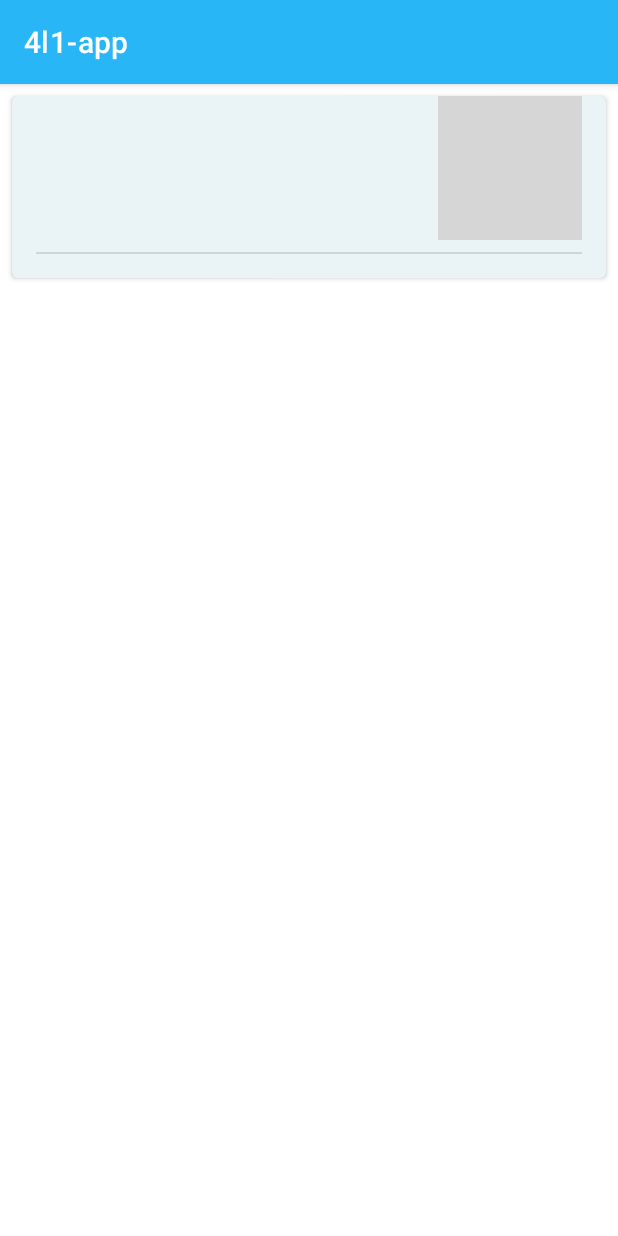
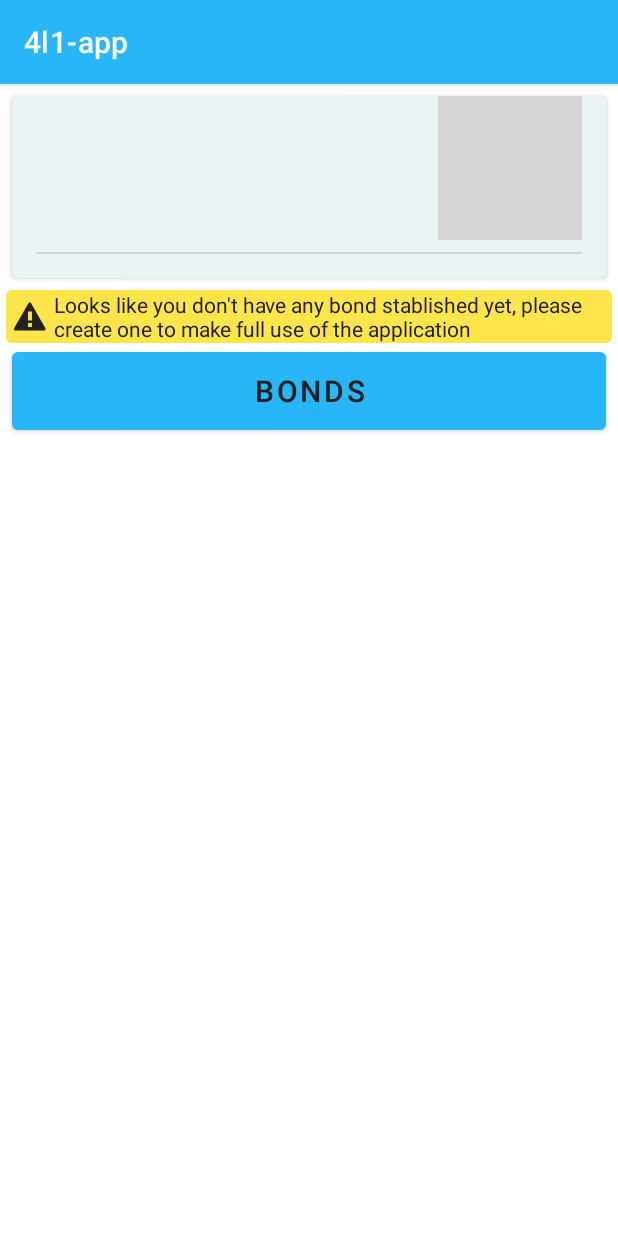
Before and after one commit to kriogenia/4l1-app, an Android app: the PatientMainActivity screen opened directly, with no data from a screen before it, on a phone screen of 412 x 824 dp. Run offline under Robolectric (Android 15) with nearby library versions, the light colour scheme and no system bars; our stand-ins replace data binding; 1 statement that could not run was skipped; grey boxes are pictures that could not be loaded.

Commit message:
Connect SetUp and refactoringç

```diff
--- a/app/src/main/java/dev/sotoestevez/allforone/data/User.kt
+++ b/app/src/main/java/dev/sotoestevez/allforone/data/User.kt
@@ -30,13 +30,10 @@ data class User(
 
 	/** Different types of users of the application */
 	enum class Role {
-
 		/** Users that didn't select a [Role] yet */
 		@SerializedName("blank") BLANK,
-
 		/** Users helping a patient */
 		@SerializedName("keeper") KEEPER,
-
 		/** Users suffering the disease */
 		@SerializedName("patient") PATIENT
 
--- /dev/null
+++ b/app/src/main/java/dev/sotoestevez/allforone/model/ExtendedViewModel.kt
@@ -0,0 +1,19 @@
+package dev.sotoestevez.allforone.model
+
+import androidx.lifecycle.LiveData
+import dev.sotoestevez.allforone.data.User
+import dev.sotoestevez.allforone.entities.SessionManager
+
+/** Extension of the ViewModel with common declarations */
+interface ExtendedViewModel {
+
+	/**	Module to manage the tokens currently stored in memory */
+	val sessionManager: SessionManager
+
+	/** Live data with the current user info **/
+	val user: LiveData<User>
+
+	/** Live data holding the error to handle in the Activity */
+	val error: LiveData<Throwable>
+
+}
--- a/app/src/main/java/dev/sotoestevez/allforone/model/PrivateViewModel.kt
+++ b/app/src/main/java/dev/sotoestevez/allforone/model/PrivateViewModel.kt
@@ -23,24 +23,23 @@ import java.lang.IllegalStateException
 abstract class PrivateViewModel(
 	savedStateHandle: SavedStateHandle,
 	protected val dispatchers: DispatcherProvider = DefaultDispatcherProvider
-): ViewModel() {
+): ViewModel(), ExtendedViewModel {
 
 	companion object {
 		private val USER = User::class.java.simpleName
 	}
 
-	/**	Module to manage the tokens currently stored in memory */
-	private val sessionManager: SessionManager = SessionManager(savedStateHandle)
+	override val sessionManager: SessionManager = SessionManager(savedStateHandle)
 
-	/** Live data holding the user information */
-	val user: LiveData<User>
-		get() = _user
-	protected var _user = MutableLiveData<User>(savedStateHandle[USER])
+	/** Mutable implementation of the user live data exposed **/
+	protected var mUser: MutableLiveData<User> = MutableLiveData<User>(savedStateHandle[USER])
+	override val user: LiveData<User>
+		get() = mUser
 
-	/** Live data holding the error to handle in the Activity */
-	val error: LiveData<Throwable>
-		get() = _error
-	private var _error = MutableLiveData<Throwable>()
+	/** Mutable implementation of the error live data exposed **/
+	private var mError = MutableLiveData<Throwable>()
+	override val error: LiveData<Throwable>
+		get() = mError
 
 	/**
 	 * Retrieves the stored token if it's still valid. If it's not, refresh the current token
@@ -67,13 +66,13 @@ abstract class PrivateViewModel(
 
 	/** Base coroutine exception handler */
 	protected open val coroutineExceptionHandler: CoroutineExceptionHandler = CoroutineExceptionHandler { _, throwable ->
-		_error.postValue(throwable)
+		mError.postValue(throwable)
 	}
 
 	/************ TDD oriented injections ******************/
 
 	internal fun injectUser(user: User) {
-		_user.value = user
+		mUser.value = user
 	}
 
 }
--- /dev/null
+++ b/app/src/main/java/dev/sotoestevez/allforone/ui/ExtendedActivity.kt
@@ -0,0 +1,36 @@
+package dev.sotoestevez.allforone.ui
+
+import android.app.Activity
+import android.content.Intent
+import dev.sotoestevez.allforone.model.ExtendedViewModel
+
+/** Extension to the Activities with common operations to all the application activities */
+interface ExtendedActivity {
+
+	/** Model to handle the logic of the Activity */
+	val model: ExtendedViewModel
+
+	/** Operation to bind the layout of the activity */
+	fun bindLayout()
+
+	/** Operation to attach the listeners to the UI components */
+	fun attachListeners()
+
+	/** Operation to attach the observers to the view model live data */
+	fun attachObservers()
+
+	/**
+	 * Builds a new intent with all the commonly available info to start the desired activity
+	 *
+	 * @param next Next activity to launch
+	 */
+	fun buildIntent(next: Class<out Activity>): Intent
+
+	/**
+	 * Error handling function to manage known errors
+	 *
+	 * @param error Registered error to handle
+	 */
+	fun handleError(error: Throwable)
+
+}
--- a/app/src/main/java/dev/sotoestevez/allforone/ui/MyActivity.kt
+++ b/app/src/main/java/dev/sotoestevez/allforone/ui/MyActivity.kt
@@ -1,12 +1,17 @@
 package dev.sotoestevez.allforone.ui
 
+import android.app.Activity
+import android.content.Intent
 import android.os.Bundle
 import androidx.appcompat.app.AppCompatActivity
+import dev.sotoestevez.allforone.data.Session
+import dev.sotoestevez.allforone.data.User
 import dev.sotoestevez.allforone.util.extensions.errorToast
 
 /** Base activity to reduce code duplication and implement the common creation flow */
-abstract class MyActivity : AppCompatActivity()  {
+abstract class MyActivity : AppCompatActivity(), ExtendedActivity  {
 
+	@Suppress("KDocMissingDocumentation")
 	override fun onCreate(savedInstanceState: Bundle?) {
 		super.onCreate(savedInstanceState)
 		bindLayout()
@@ -14,21 +19,19 @@ abstract class MyActivity : AppCompatActivity()  {
 		attachObservers()
 	}
 
-	/** Operation to bind the layout of the activity */
-	protected abstract fun bindLayout()
-
-	/** Operation to attach the listeners to the UI components */
-	protected abstract fun attachListeners()
-
-	/** Operation to attach the observers to the view model live data */
-	protected abstract fun attachObservers()
+	override fun buildIntent(next: Class<out Activity>): Intent {
+		val intent = Intent(this, next)
+		intent.putExtra(Session::class.simpleName, model.sessionManager.getSession())
+		intent.putExtra(User::class.simpleName, model.user.value)
+		return intent
+	}
 
 	/**
 	 * Base error handling function, shows a toast with the correspondent string
 	 *
 	 * @param error Registered error to handle
 	 */
-	protected open fun handleError(error: Throwable) {
+	override fun handleError(error: Throwable) {
 		errorToast(error)
 	}
 
--- a/app/src/main/java/dev/sotoestevez/allforone/ui/MyFragment.kt
+++ b/app/src/main/java/dev/sotoestevez/allforone/ui/MyFragment.kt
@@ -9,6 +9,7 @@ import androidx.fragment.app.Fragment
 /** Base [Fragment] to use as template for application fragments */
 abstract class MyFragment: Fragment() {
 
+	@Suppress("KDocMissingDocumentation")
 	override fun onCreateView(
 		inflater: LayoutInflater,
 		container: ViewGroup?,
@@ -17,6 +18,7 @@ abstract class MyFragment: Fragment() {
 		return bindLayout(inflater, container)
 	}
 
+	@Suppress("KDocMissingDocumentation")
 	override fun onViewCreated(view: View, savedInstanceState: Bundle?) {
 		attachListeners()
 		attachObservers()
--- a/app/src/main/java/dev/sotoestevez/allforone/ui/PrivateActivity.kt
+++ b/app/src/main/java/dev/sotoestevez/allforone/ui/PrivateActivity.kt
@@ -2,11 +2,8 @@ package dev.sotoestevez.allforone.ui
 
 import android.content.Intent
 import android.os.Bundle
-import androidx.activity.viewModels
 import dev.sotoestevez.allforone.R
 import dev.sotoestevez.allforone.data.User
-import dev.sotoestevez.allforone.model.PrivateViewModel
-import dev.sotoestevez.allforone.model.ExtendedViewModelFactory
 import dev.sotoestevez.allforone.ui.launch.LaunchActivity
 import dev.sotoestevez.allforone.util.extensions.errorToast
 import dev.sotoestevez.allforone.util.extensions.logError
@@ -17,12 +14,10 @@ import java.util.*
  */
 abstract class PrivateActivity : MyActivity() {
 
-	/** ViewModel to handle all the logic of the Activity */
-	protected open val model: PrivateViewModel by viewModels { ExtendedViewModelFactory(this) }
-
 	/** List of permitted roles in the Activity */
 	protected open val roles: EnumSet<User.Role> = EnumSet.noneOf(User.Role::class.java)
 
+	@Suppress("KDocMissingDocumentation")
 	override fun onCreate(savedInstanceState: Bundle?) {
 		super.onCreate(savedInstanceState)
 		checkUser()
--- a/app/src/main/java/dev/sotoestevez/allforone/ui/keeper/KeeperMainActivity.kt
+++ b/app/src/main/java/dev/sotoestevez/allforone/ui/keeper/KeeperMainActivity.kt
@@ -1,8 +1,11 @@
 package dev.sotoestevez.allforone.ui.keeper
 
 import android.os.Bundle
+import androidx.activity.viewModels
 import dev.sotoestevez.allforone.data.User
 import dev.sotoestevez.allforone.databinding.ActivityKeeperMainBinding
+import dev.sotoestevez.allforone.model.ExtendedViewModelFactory
+import dev.sotoestevez.allforone.model.patient.PatientMainViewModel
 import dev.sotoestevez.allforone.ui.PrivateActivity
 import java.util.*
 
@@ -10,6 +13,9 @@ import java.util.*
  *  Main activity of Keepers
  */
 class KeeperMainActivity : PrivateActivity() {
+
+	// TODO replace
+	override val model: PatientMainViewModel by viewModels { ExtendedViewModelFactory(this) }
 
 	private lateinit var binding: ActivityKeeperMainBinding
 
--- a/app/src/main/java/dev/sotoestevez/allforone/ui/patient/PatientMainActivity.kt
+++ b/app/src/main/java/dev/sotoestevez/allforone/ui/patient/PatientMainActivity.kt
@@ -1,6 +1,5 @@
 package dev.sotoestevez.allforone.ui.patient
 
-import android.os.Bundle
 import android.view.View
 import androidx.activity.viewModels
 import androidx.transition.AutoTransition
@@ -23,14 +22,6 @@ class PatientMainActivity : PrivateActivity() {
 
 	override val roles: EnumSet<User.Role> = EnumSet.of(User.Role.PATIENT)
 
-	/**
-	 * Override of the onCreate method
-	 * @param savedInstanceState bundle with a saved instance
-	 */
-	override fun onCreate(savedInstanceState: Bundle?) {
-		super.onCreate(savedInstanceState)
-	}
-
 	override fun bindLayout() {
 		binding = ActivityPatientMainBinding.inflate(layoutInflater)
 		binding.user = model.user.value
@@ -39,7 +30,8 @@ class PatientMainActivity : PrivateActivity() {
 
 	override fun attachListeners() {
 		binding.profileCard.btnExpandCard.setOnClickListener {
-			TransitionManager.beginDelayedTransition(binding.profileCard.cardUserProfile, AutoTransition())
+			TransitionManager.beginDelayedTransition(binding.layPatientMain, AutoTransition())
+			//TransitionManager.beginDelayedTransition(binding.profileCard.cardUserProfile, AutoTransition())
 			if (binding.profileCard.layExpandableSection.visibility == View.GONE) {
 				binding.profileCard.layExpandableSection.visibility = View.VISIBLE
 				binding.profileCard.btnExpandCard.rotation = 180f
--- /dev/null
+++ b/app/src/main/res/drawable/warning_shape.xml
@@ -0,0 +1,13 @@
+<?xml version="1.0" encoding="utf-8"?>
+<shape xmlns:android="http://schemas.android.com/apk/res/android"
+    android:shape="rectangle" >
+
+    <solid android:color="@color/secondaryLightColor" />
+
+    <corners
+        android:bottomLeftRadius="@dimen/round_corner"
+        android:bottomRightRadius="@dimen/round_corner"
+        android:topLeftRadius="@dimen/round_corner"
+        android:topRightRadius="@dimen/round_corner" />
+
+</shape>
--- a/app/src/main/res/layout/activity_patient_main.xml
+++ b/app/src/main/res/layout/activity_patient_main.xml
@@ -9,25 +9,41 @@
             type="dev.sotoestevez.allforone.data.User" />
     </data>
 
-    <androidx.constraintlayout.widget.ConstraintLayout
+    <LinearLayout
+        android:id="@+id/layPatientMain"
         android:layout_width="match_parent"
         android:layout_height="match_parent"
+        android:orientation="vertical"
         tools:context=".ui.patient.PatientMainActivity">
+
+        <!-- Top profile card -->
 
         <include
             android:id="@+id/profileCard"
             layout="@layout/content_profile_card"
-            android:layout_width="0dp"
-            android:layout_height="wrap_content"
-            android:layout_margin="@dimen/base_margin"
             app:isExpandable="@{true}"
             app:layout_constraintEnd_toEndOf="parent"
             app:layout_constraintStart_toStartOf="parent"
             app:layout_constraintTop_toTopOf="parent"
             app:user="@{user}" />
 
+        <!-- No bond warning -->
 
-    </androidx.constraintlayout.widget.ConstraintLayout>
+        <include layout="@layout/content_warning_box"
+            app:message="@{@string/warn_no_bonds}"/>
+
+        <com.google.android.material.button.MaterialButton
+            android:layout_width="match_parent"
+            android:layout_height="@dimen/btn_extra"
+            android:layout_marginStart="@dimen/base_margin"
+            android:layout_marginEnd="@dimen/base_margin"
+            android:text="@string/bonds"
+            android:textSize="@dimen/txt_btn_extra" />
+
+
+    </LinearLayout>
+
+
 
 
 </layout>
--- /dev/null
+++ b/app/src/main/res/layout/content_warning_box.xml
@@ -0,0 +1,45 @@
+<?xml version="1.0" encoding="utf-8"?>
+<layout xmlns:android="http://schemas.android.com/apk/res/android"
+    xmlns:app="http://schemas.android.com/apk/res-auto">
+
+    <data>
+        <variable
+            name="message"
+            type="String" />
+    </data>
+
+    <androidx.constraintlayout.widget.ConstraintLayout
+        android:layout_width="match_parent"
+        android:layout_height="wrap_content"
+        android:background="@drawable/warning_shape"
+        android:layout_marginStart="@dimen/little_margin"
+        android:layout_marginEnd="@dimen/little_margin">
+
+        <ImageView
+            android:id="@+id/imgWarning"
+            android:layout_width="wrap_content"
+            android:layout_height="wrap_content"
+            android:src="@android:drawable/stat_sys_warning"
+            android:layout_marginStart="@dimen/little_margin"
+            android:layout_marginEnd="@dimen/little_margin"
+            app:tint="@color/secondaryTextColor"
+            app:layout_constraintBottom_toBottomOf="parent"
+            app:layout_constraintStart_toStartOf="parent"
+            app:layout_constraintTop_toTopOf="parent"
+            android:contentDescription="@string/desc_warning_icon" />
+
+        <TextView
+            android:id="@+id/warnBonds"
+            android:layout_width="0dp"
+            android:layout_height="wrap_content"
+            android:layout_marginStart="@dimen/little_margin"
+            android:layout_marginEnd="@dimen/little_margin"
+            android:text="@{message}"
+            android:textColor="@color/secondaryTextColor"
+            app:layout_constraintEnd_toEndOf="parent"
+            app:layout_constraintStart_toEndOf="@id/imgWarning"
+            app:layout_constraintTop_toTopOf="parent" />
+
+    </androidx.constraintlayout.widget.ConstraintLayout>
+
+</layout>
--- a/app/src/main/res/values/dimens.xml
+++ b/app/src/main/res/values/dimens.xml
@@ -8,4 +8,8 @@
     <dimen name="pfp_size">72dp</dimen>
     <dimen name="long_text_width">300dp</dimen>
     <dimen name="double_base_margin">16dp</dimen>
+    <dimen name="btn_extra">64dp</dimen>
+    <dimen name="txt_btn_extra">20sp</dimen>
+    <dimen name="round_corner">4dp</dimen>
+    <dimen name="little_margin">4dp</dimen>
 </resources>
--- a/app/src/main/res/values/strings.xml
+++ b/app/src/main/res/values/strings.xml
@@ -44,4 +44,7 @@
     <string name="profile_card_description">This is your profile card. Check that everything is ok. If it\'s not you can go back and fix what is wrong.</string>
     <string name="profile_card_confirmation">If everything is ok, we can finish the set up</string>
     <string name="desc_expand_card_view">Button to expand the card view</string>
+    <string name="bonds">Bonds</string>
+    <string name="warn_no_bonds">Looks like you don\'t have any bond stablished yet, please create one to make full use of the application</string>
+    <string name="desc_warning_icon">Warning icon</string>
 </resources>
```
Also changed, not shown: app/src/main/java/dev/sotoestevez/allforone/model/launch/LaunchViewModel.kt (+16 -17 lines), app/src/main/java/dev/sotoestevez/allforone/model/setup/SetUpViewModel.kt (+9 -9 lines), app/src/main/java/dev/sotoestevez/allforone/ui/launch/LaunchActivity.kt (+6 -19 lines), app/src/main/java/dev/sotoestevez/allforone/ui/setup/SetUpActivity.kt (+11 -0 lines).
